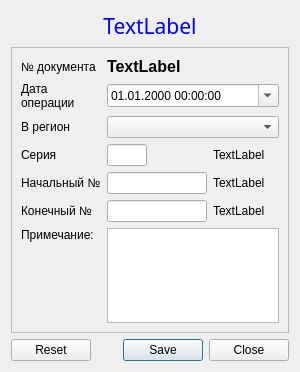
First picture: the form in docnewdialog.ui, repository rust3128/Stamps, before the edit.
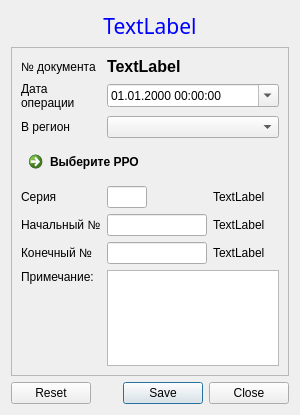
Second picture: the form after the edit. Icons and pictures are not drawn.

Diff of the .ui file:
```diff
--- a/docnewdialog.ui
+++ b/docnewdialog.ui
@@ -7,7 +7,7 @@
     <x>0</x>
     <y>0</y>
     <width>300</width>
-    <height>372</height>
+    <height>415</height>
    </rect>
   </property>
   <property name="windowTitle">
@@ -54,14 +54,14 @@
         </property>
        </widget>
       </item>
-      <item row="3" column="0">
+      <item row="5" column="0">
        <widget class="QLabel" name="label">
         <property name="text">
          <string>Серия</string>
         </property>
        </widget>
       </item>
-      <item row="3" column="1">
+      <item row="5" column="1">
        <widget class="QLineEdit" name="lineEditSerial">
         <property name="minimumSize">
          <size>
@@ -80,14 +80,14 @@
         </property>
        </widget>
       </item>
-      <item row="3" column="2">
+      <item row="5" column="2">
        <widget class="QLabel" name="labelInfoSer">
         <property name="text">
          <string>TextLabel</string>
         </property>
        </widget>
       </item>
-      <item row="4" column="0">
+      <item row="6" column="0">
        <widget class="QLabel" name="label_2">
         <property name="text">
          <string>Начальный №</string>
@@ -101,7 +101,7 @@
         </property>
        </widget>
       </item>
-      <item row="4" column="1">
+      <item row="6" column="1">
        <widget class="QLineEdit" name="lineEditBeginNum">
         <property name="minimumSize">
          <size>
@@ -117,21 +117,21 @@
         </property>
        </widget>
       </item>
-      <item row="4" column="2">
+      <item row="6" column="2">
        <widget class="QLabel" name="labelInfoBeg">
         <property name="text">
          <string>TextLabel</string>
         </property>
        </widget>
       </item>
-      <item row="5" column="0">
+      <item row="7" column="0">
        <widget class="QLabel" name="label_3">
         <property name="text">
          <string>Конечный №</string>
         </property>
        </widget>
       </item>
-      <item row="5" column="1">
+      <item row="7" column="1">
        <widget class="QLineEdit" name="lineEditEndNum">
         <property name="minimumSize">
          <size>
@@ -147,7 +147,7 @@
         </property>
        </widget>
       </item>
-      <item row="5" column="2">
+      <item row="7" column="2">
        <widget class="QLabel" name="labelInfoEnd">
         <property name="text">
          <string>TextLabel</string>
@@ -167,6 +167,9 @@
         </property>
        </widget>
       </item>
+      <item row="8" column="1" colspan="2">
+       <widget class="QPlainTextEdit" name="plainTextEditComments"/>
+      </item>
       <item row="0" column="1">
        <widget class="QLabel" name="labelNumDoc">
         <property name="font">
@@ -181,19 +184,16 @@
         </property>
        </widget>
       </item>
-      <item row="6" column="1" colspan="2">
-       <widget class="QPlainTextEdit" name="plainTextEditComments"/>
-      </item>
-      <item row="6" column="0" alignment="Qt::AlignTop">
-       <widget class="QLabel" name="label_6">
-        <property name="text">
-         <string>Примечание:</string>
-        </property>
-       </widget>
-      </item>
       <item row="2" column="1" colspan="2">
        <widget class="QComboBox" name="comboBox2Region"/>
       </item>
+      <item row="8" column="0" alignment="Qt::AlignTop">
+       <widget class="QLabel" name="label_6">
+        <property name="text">
+         <string>Примечание:</string>
+        </property>
+       </widget>
+      </item>
       <item row="2" column="0">
        <widget class="QLabel" name="label2Region">
         <property name="text">
@@ -201,6 +201,32 @@
         </property>
        </widget>
       </item>
+      <item row="3" column="0" rowspan="2" colspan="3">
+       <widget class="QCommandLinkButton" name="comLinkButRro">
+        <property name="maximumSize">
+         <size>
+          <width>16777215</width>
+          <height>16777215</height>
+         </size>
+        </property>
+        <property name="text">
+         <string>Выберите РРО</string>
+        </property>
+        <property name="icon">
+         <iconset resource="resource.qrc">
+          <normaloff>:/Image/ekkr.png</normaloff>:/Image/ekkr.png</iconset>
+        </property>
+        <property name="iconSize">
+         <size>
+          <width>32</width>
+          <height>32</height>
+         </size>
+        </property>
+        <property name="description">
+         <string/>
+        </property>
+       </widget>
+      </item>
      </layout>
     </widget>
    </item>
```
Left out of the diff: 4 changed lines with no effect on the pictures.
